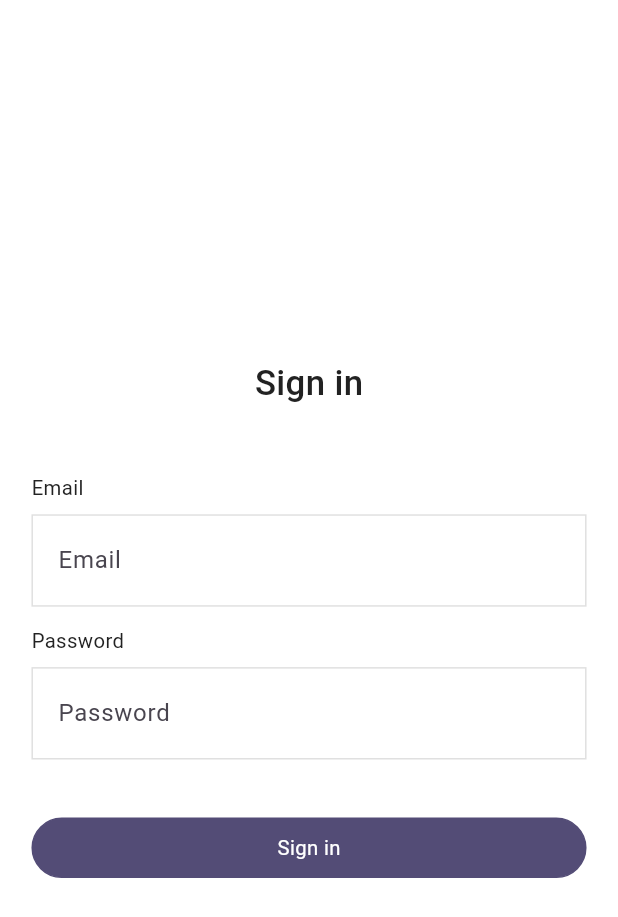
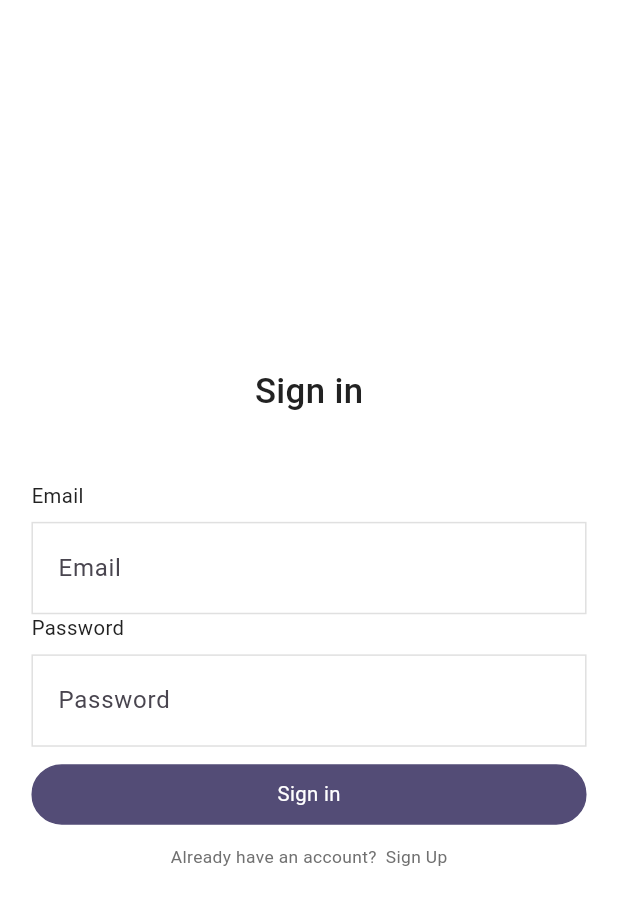
Before and after one commit to taskinnasif144/notun_bazar_ecommerce, a Flutter app: the screen it shows after launch, on a phone screen of 412 x 824 dp. Shown: the top 917 px of the screen. Run offline on Flutter 3.47's test engine with Material 3 defaults, Android fonts, the phone set to English and light mode, and no system bars; our stand-ins replace flutter_screenutil, flutter_svg, get, get_storage, google_fonts, loading_animation_widget; generated files the repository leaves out were written again.

Commit message:
feat: Enhance sign-in functionality with form validation and add bodyStyle3 text style

```diff
--- a/lib/core/constants/app_text_style.dart
+++ b/lib/core/constants/app_text_style.dart
@@ -1,4 +1,5 @@
 import 'package:flutter/material.dart';
+import 'package:flutter_getx_template/core/constants/app_colors.dart';
 import 'package:flutter_screenutil/flutter_screenutil.dart';
 import 'package:google_fonts/google_fonts.dart';
 
@@ -14,4 +15,10 @@ class AppTextStyle {
     fontWeight: FontWeight.w400,
     color: Color(0xFF222222),
   );
+
+  static TextStyle bodyStyle3 = GoogleFonts.roboto(
+    fontSize: 12.sp,
+    fontWeight: FontWeight.w400,
+    color: AppColors.gray,
+  );
 }
--- a/lib/core/utils/get_text_style.dart
+++ b/lib/core/utils/get_text_style.dart
@@ -18,6 +18,9 @@ class GetTextStyle {
   TextStyle getBody1() {
     return AppTextStyle.bodyStyle1;
   }
+  TextStyle getBody3() {
+    return AppTextStyle.bodyStyle3;
+  }
 
   // And so on...
 }
--- a/lib/features/auth/controllers/auth_controller.dart
+++ b/lib/features/auth/controllers/auth_controller.dart
@@ -7,10 +7,15 @@ class AuthController extends GetxController {
   TextEditingController emailController = TextEditingController();
   TextEditingController passwordController = TextEditingController();
 
-  Future signInMethod() async {
+  Future signInMethod(formKey) async {
+    // to trigger the form validation
+    if (!formKey.currentState!.validate()) {
+      return;
+    }
+
     final body = {
       "email": emailController.text,
-       "passwrod" : passwordController.text,
+      "passwrod": passwordController.text,
     };
 
     Get.find<LoadingController>().showLoading();
@@ -20,6 +25,5 @@ class AuthController extends GetxController {
     showCustomSnackBar("Authorized");
 
     debugPrint("========>>>>>>>>>> body: $body");
-
   }
 }
--- a/lib/features/auth/views/sign_in_screen.dart
+++ b/lib/features/auth/views/sign_in_screen.dart
@@ -1,6 +1,7 @@
 import 'package:flutter/material.dart';
 import 'package:flutter_getx_template/Common/components/custom_button.dart';
 import 'package:flutter_getx_template/Common/components/custom_input_field.dart';
+import 'package:flutter_getx_template/core/routes/app_pages.dart';
 import 'package:flutter_getx_template/core/utils/get_color.dart';
 import 'package:flutter_getx_template/core/utils/get_text_style.dart';
 import 'package:flutter_getx_template/core/utils/spacing.dart';
@@ -15,6 +16,8 @@ class SignInScreen extends StatelessWidget {
   final GetTextStyle style = GetTextStyle();
   final AuthController auth = Get.find<AuthController>();
 
+  final _formKey = GlobalKey<FormState>();
+
   @override
   Widget build(BuildContext context) {
     return Scaffold(
@@ -25,18 +28,54 @@ class SignInScreen extends StatelessWidget {
             children: [
               SizedBox(width: Get.width),
               Text("Sign in", style: style.getHeading1()),
-              SizedBox(height: 46.h,),
+              SizedBox(height: 46.h),
               Form(
                 child: Column(
                   spacing: 14.h,
                   children: [
-                   CustomInputField(controller: TextEditingController(), title: "Email", ),
-                   CustomInputField(controller: TextEditingController(), title: "Password", ),
+
+                    // Form is used to validate the input fields
+                    Form(
+                      key: _formKey,
+                      child: Column(
+                        children: [
+                          CustomInputField(
+                            controller: auth.emailController,
+                            title: "Email",
+                          ),
+                          CustomInputField(
+                            controller: auth.passwordController,
+                            title: "Password",
+                          ),
                           getVerticalSpace(12),
-                   CustomButton(buttonTitle: "Sign in", onTap:auth.signInMethod)
+
+                          // sign in button
+                          CustomButton(
+                            buttonTitle: "Sign in",
+                            onTap: () => auth.signInMethod(_formKey),
+                          ),
                         ],
                       ),
-             )
+                    ),
+
+                    // to navigate to sign up
+                    Row(
+                      spacing: 6,
+                      mainAxisAlignment: MainAxisAlignment.center,
+                      children: [
+                        Text(
+                          "Already have an account?",
+                          style: style.getBody3(),
+                        ),
+                        GestureDetector(
+                          onTap: () => Get.toNamed(Routes.signUpScreen),
+                          child: Text("Sign Up", style: style.getBody3()),
+                        ),
+                      ],
+                    ),
+                  ],
+                ),
+              ),
             ],
           ),
         ),
```
Lines whose indentation alone changed are shown as unchanged.
